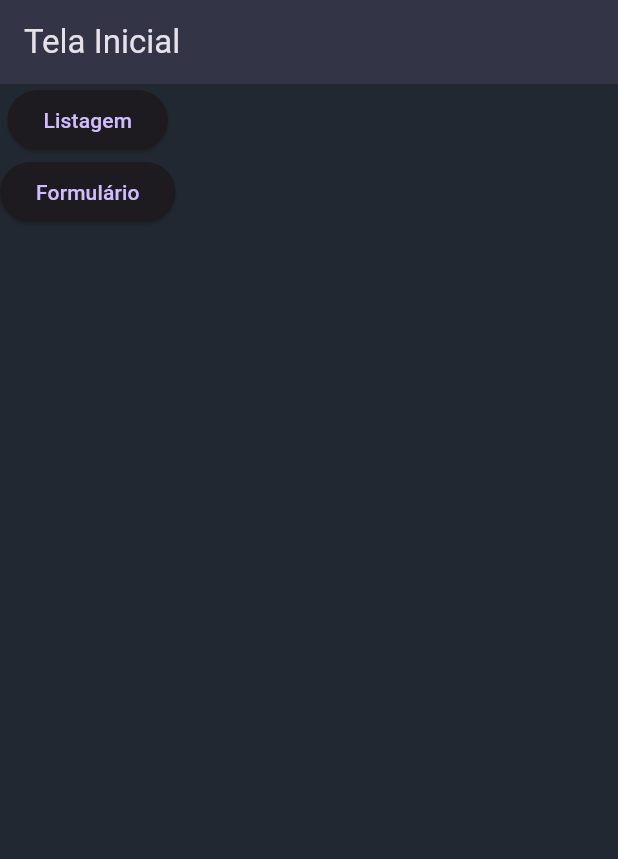
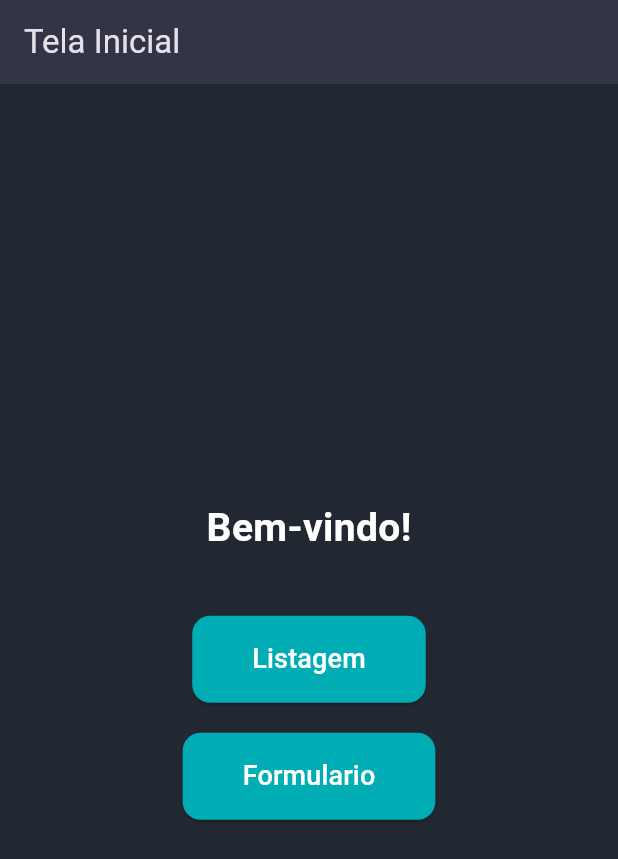
Before and after one commit to Reinertjg/LinceTechAcademy, a Flutter app: the screen it shows after launch, on a phone screen of 412 x 824 dp. Shown: the top 859 px of the screen. Run offline on Flutter 3.47's test engine with Material 3 defaults, Android fonts, the light colour scheme and no system bars.

Commit message:
refactor: Criado class Widget blueButton

```diff
--- a/Flutter Training/apf6_funcoes/ap1/lib/telas/tela_inicial.dart
+++ b/Flutter Training/apf6_funcoes/ap1/lib/telas/tela_inicial.dart
@@ -8,6 +8,8 @@ class TelaInicial extends StatefulWidget {
 }
 
 class _TelaInicialState extends State<TelaInicial> {
+  double opacity = 1.0;
+
   @override
   Widget build(BuildContext context) {
     return Scaffold(
@@ -16,17 +18,55 @@ class _TelaInicialState extends State<TelaInicial> {
         backgroundColor: Color(0xFF333446),
       ),
       backgroundColor: Color(0xFF222831),
-        body: Column(
+      body: Center(
+    child: Column(
+    mainAxisAlignment: MainAxisAlignment.center,
       children: [
-            ElevatedButton(onPressed: () {
-              Navigator.pushNamed(context, '/listagem');
-            }, child: Text('Listagem'),
+        Text(
+          'Bem-vindo!',
+          style: TextStyle(
+            color: Colors.white,
+            fontSize: 26,
+            fontWeight: FontWeight.bold,
           ),
-            ElevatedButton(onPressed: () {
-              Navigator.pushNamed(context, '/formulario');
-            }, child: Text('Formulário'),
         ),
+        SizedBox(height: 40),
+
+        blueButton(text: 'Listagem', route: '/listagem'),
+
+        SizedBox(height: 20),
+
+        blueButton(text: 'Formulario', route: '/formulario')
+
       ],
+    ),)
+    ,
+    );
+  }
+  }
+
+  class blueButton extends StatelessWidget {
+    const blueButton({required this.text, required this.route,super.key});
+
+    final String text;
+    final String route;
+
+    @override
+    Widget build(BuildContext context) {
+      return ElevatedButton(
+        onPressed: () {
+          Navigator.pushNamed(context, route);
+        },
+        style: ElevatedButton.styleFrom(
+          backgroundColor: Color(0xFF00ADB5),
+          padding: EdgeInsets.symmetric(horizontal: 40, vertical: 16),
+          shape: RoundedRectangleBorder(
+            borderRadius: BorderRadius.circular(12),
+          ),
+        ),
+        child: Text(
+          text,
+          style: TextStyle(fontSize: 18, color: Colors.white),
         ),
       );
     }
```
Lines whose indentation alone changed are shown as unchanged.
